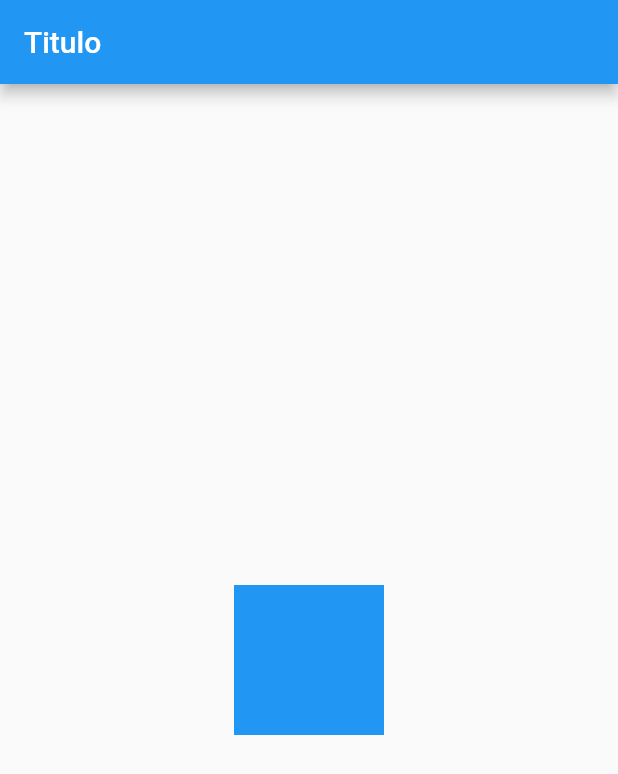
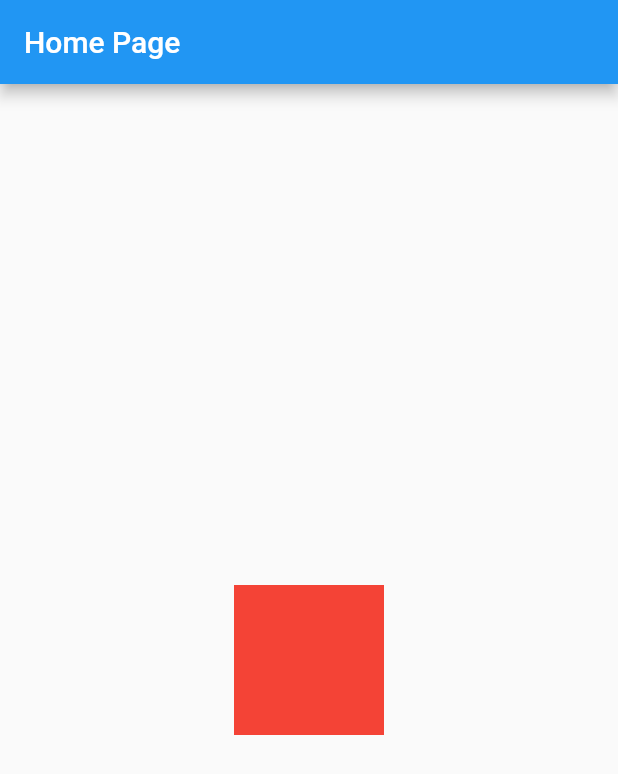
Before and after one commit to yago1404/responsive_flutter, a Flutter app: the screen it shows after launch, on a phone screen of 412 x 824 dp. Shown: the top 774 px of the screen. Run offline on Flutter 3.47's test engine with Material 2 defaults, Android fonts, the phone set to English and light mode, and no system bars.

Commit message:
corrigindo cores e adicionando rotas nomeadas

```diff
--- a/lib/home_page.dart
+++ b/lib/home_page.dart
@@ -20,21 +20,21 @@ class _HomePageState extends State<HomePage> {
       body: Responsive(
         mobile: Center(
           child: Container(
-            color: Colors.blue,
+            color: Colors.red,
             width: 100,
             height: 100,
           ),
         ),
         tablet: Center(
           child: Container(
-            color: Colors.red,
+            color: Colors.green,
             width: 100,
             height: 100,
           ),
         ),
         desktop: Center(
           child: Container(
-            color: Colors.green,
+            color: Colors.blue,
             width: 100,
             height: 100,
           ),
--- a/lib/main.dart
+++ b/lib/main.dart
@@ -13,7 +13,10 @@ class MyApp extends StatelessWidget {
       theme: ThemeData(
         primarySwatch: Colors.blue,
       ),
-      home: HomePage(title: 'Titulo',),
+      routes: {
+        '': (context) => HomePage(title: 'Home Page'),
+      },
+      initialRoute: '',
     );
   }
 }
```
